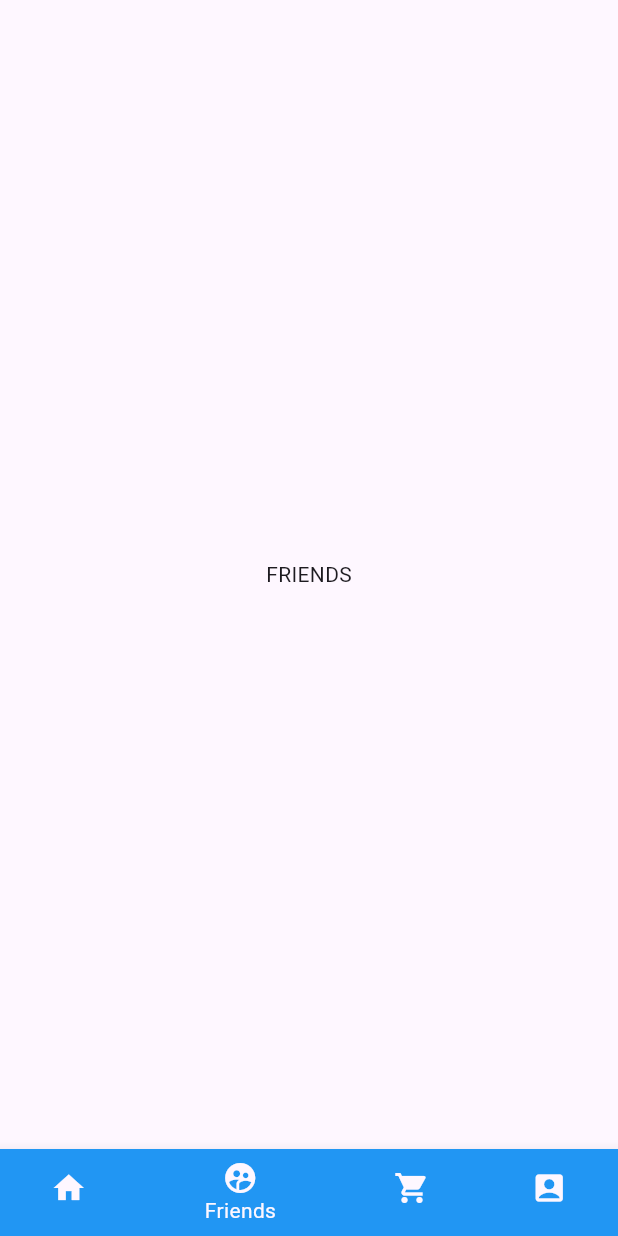
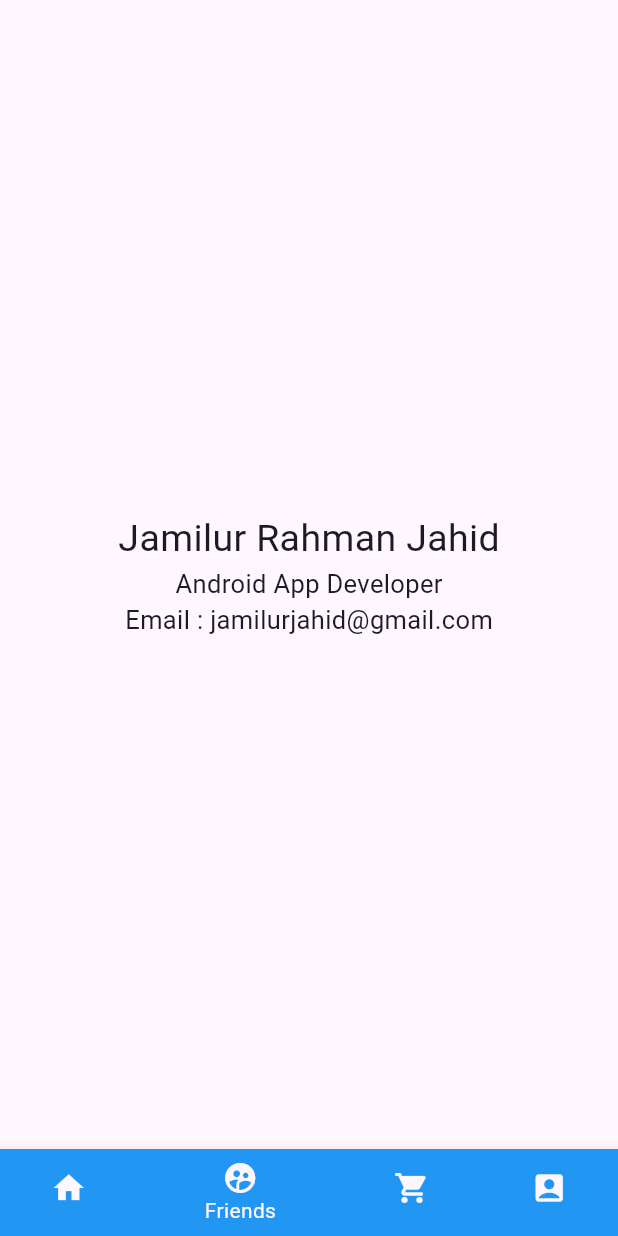
Before and after one commit to riazulrocky/bottom-nav-bar, a Flutter app: the screen it shows after launch, item 2 of the bottom bar chosen, on a phone screen of 412 x 824 dp. Run offline on Flutter 3.47's test engine with Material 3 defaults, Android fonts, the light colour scheme and no system bars; our stand-ins replace google_fonts.

Commit message:
bottom nav bar

```diff
--- a/lib/main.dart
+++ b/lib/main.dart
@@ -47,7 +47,7 @@ class _MyAppState extends State<MyApp> {
               icon: Icon(Icons.shopping_cart),
             ),
             BottomNavigationBarItem(
-              backgroundColor: Colors.orange,
+              backgroundColor: Colors.indigo,
               label: "Profile",
               icon: Icon(Icons.account_box_rounded),
             ),
--- a/lib/pages/friends.dart
+++ b/lib/pages/friends.dart
@@ -4,6 +4,18 @@ class friends extends StatelessWidget {
 
   @override
   Widget build(BuildContext context) {
-    return const Center(child: Text("FRIENDS"));
+    return const Scaffold(
+      body: Center(
+        child: Column(
+          mainAxisAlignment: MainAxisAlignment.center,
+          crossAxisAlignment: CrossAxisAlignment.center,
+          children: [
+            Text("Jamilur Rahman Jahid", style: TextStyle(fontSize: 25),),
+            Text("Android App Developer", style: TextStyle(fontSize: 17),),
+            Text("Email : jamilurjahid@gmail.com", style: TextStyle(fontSize: 17),),
+          ],
+        ),
+      ),
+    );
   }
 }
--- a/lib/pages/home.dart
+++ b/lib/pages/home.dart
@@ -1,6 +1,4 @@
-import 'package:flutter/cupertino.dart';
 import 'package:flutter/material.dart';
-import 'package:flutter/widgets.dart';
 
 class home extends StatelessWidget {
   const home({super.key});
```
Also changed, not shown: lib/pages/market.dart (+10 -1 lines).
